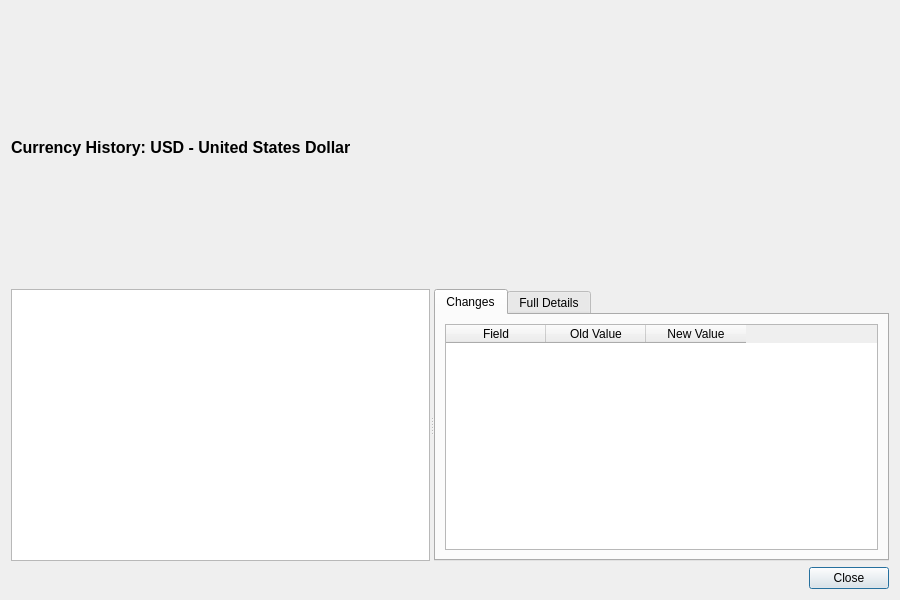
OreStudio/OreStudio, file projects/ores.qt/CurrencyHistoryDialog.ui: the form before one commit.
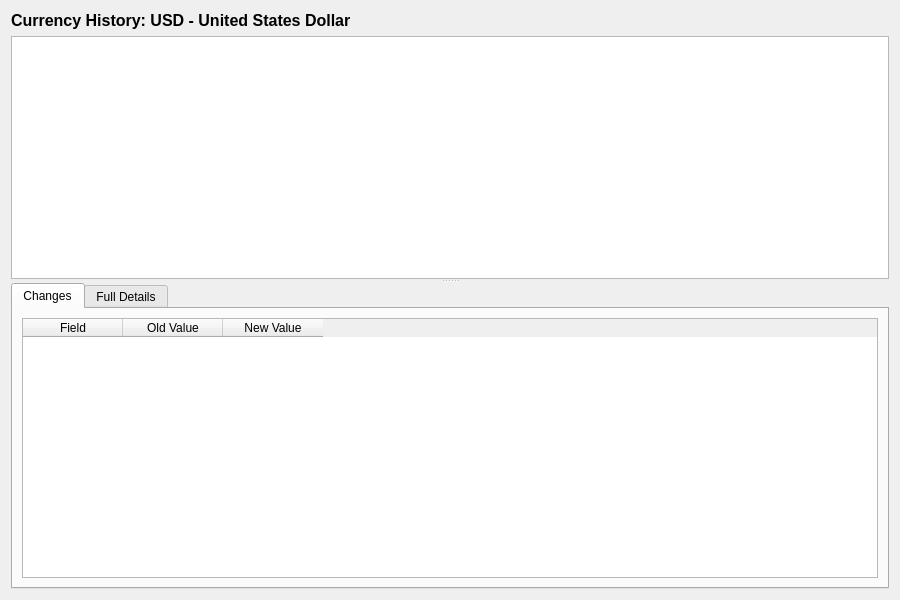
The form after the commit.

Commit message: [qt] Make curreny history a regular MDI window

```diff
--- a/projects/ores.qt/CurrencyHistoryDialog.ui
+++ b/projects/ores.qt/CurrencyHistoryDialog.ui
@@ -1,7 +1,7 @@
 <?xml version="1.0" encoding="UTF-8"?>
 <ui version="4.0">
  <class>CurrencyHistoryDialog</class>
- <widget class="QDialog" name="CurrencyHistoryDialog">
+ <widget class="QWidget" name="CurrencyHistoryDialog">
   <property name="geometry">
    <rect>
     <x>0</x>
@@ -33,7 +33,7 @@
    <item>
     <widget class="QSplitter" name="splitter">
      <property name="orientation">
-      <enum>Qt::Horizontal</enum>
+      <enum>Qt::Vertical</enum>
      </property>
      <widget class="QListWidget" name="versionListWidget">
       <property name="minimumWidth">
@@ -258,16 +258,6 @@
      </widget>
     </widget>
    </item>
-   <item>
-    <widget class="QDialogButtonBox" name="buttonBox">
-     <property name="orientation">
-      <enum>Qt::Horizontal</enum>
-     </property>
-     <property name="standardButtons">
-      <set>QDialogButtonBox::Close</set>
-     </property>
-    </widget>
-   </item>
   </layout>
  </widget>
  <resources/>
```
Left out of the diff: 30 changed lines with no effect on the pictures. The commit also changes 12 other files.
